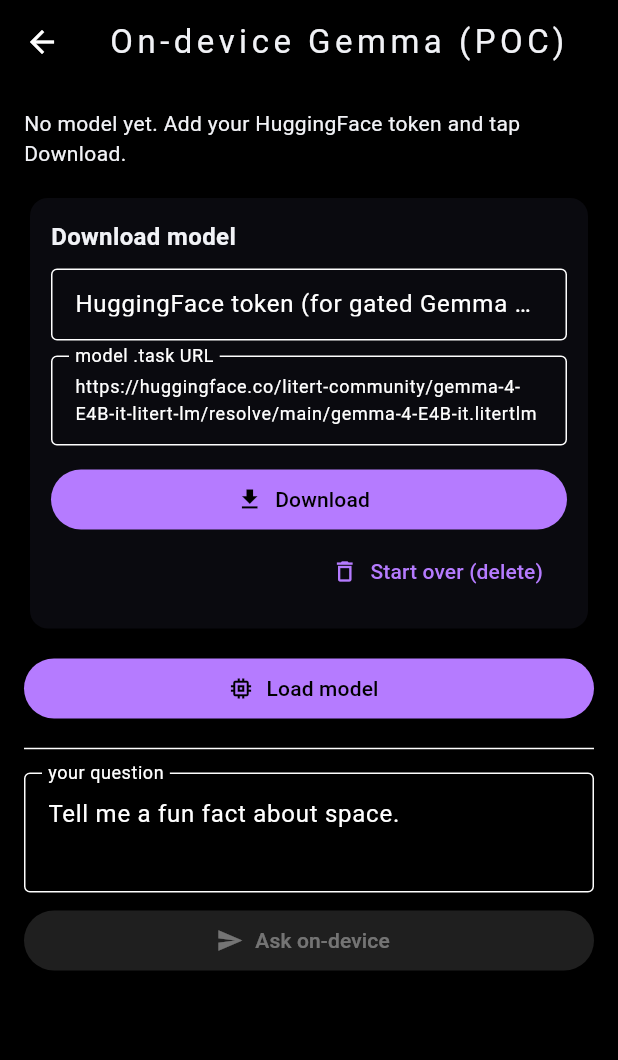
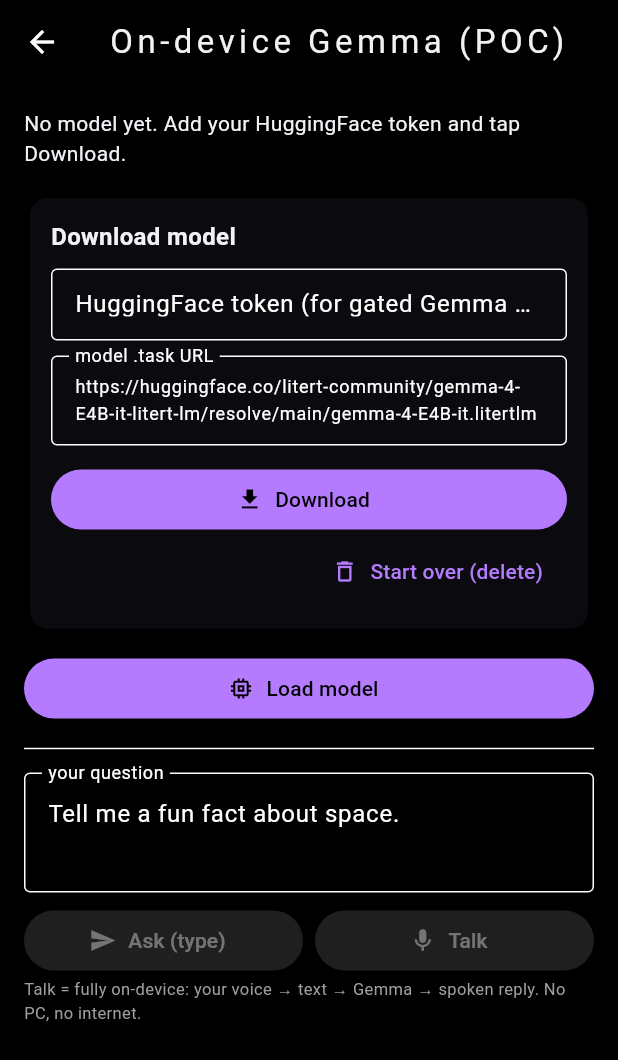
Before and after one commit to Anbarasanraghu/Elder-wand, a Flutter app: the GemmaTestScreen screen opened directly, on a phone screen of 412 x 824 dp. Shown: the top 1060 px of the screen. Run offline on Flutter 3.47's test engine with Material 3 defaults, Android fonts, the phone set to English and light mode, and no system bars; our stand-ins replace audioplayers, dio, flutter_local_notifications, flutter_tts, geolocator, image_picker and 7 more; missing offline and left inert: dart:ffi, flutter_foreground_task, flutter_gemma, flutter_gemma_litertlm, flutter_notification_listener, installed_apps and 3 more; accounts and stored records are empty; Roboto replaces fonts that are missing (NDot).

Commit message:
On-device voice loop: STT + Gemma + TTS, fully PC-free
Add a 'Talk' button to the Gemma POC screen that closes the loop entirely
on the phone: mic -> speech_to_text (on-device STT) -> Gemma (on-device
LLM) -> flutter_tts (on-device TTS spoken reply). No backend, no network,
no PC. Typed 'Ask' also now speaks its answer. Proves the full offline
assistant pipeline before wiring it into the main assistant screen.
flutter analyze clean.

Co-Authored-By: Claude Opus 4.8 (1M context) <noreply@anthropic.com>

```diff
--- a/akeriyan_app/lib/gemma_test_screen.dart
+++ b/akeriyan_app/lib/gemma_test_screen.dart
@@ -1,6 +1,8 @@
 import 'dart:async';
 
 import 'package:flutter/material.dart';
+import 'package:speech_to_text/speech_to_text.dart' as stt;
+import 'package:flutter_tts/flutter_tts.dart';
 
 import 'gemma_service.dart';
 
@@ -20,6 +22,12 @@ class _GemmaTestScreenState extends State<GemmaTestScreen> {
   final _askCtrl =
       TextEditingController(text: 'Tell me a fun fact about space.');
 
+  // On-device speech-to-text + text-to-speech (no PC).
+  final stt.SpeechToText _stt = stt.SpeechToText();
+  final FlutterTts _tts = FlutterTts();
+  bool _sttReady = false;
+  bool _listening = false;
+
   String _status = 'Checking...';
   bool _busy = false;
   bool _ready = false;
@@ -30,7 +38,49 @@ class _GemmaTestScreenState extends State<GemmaTestScreen> {
   void initState() {
     super.initState();
     GemmaService.download.addListener(_onDownload);
+    _tts.setLanguage('en-US');
+    _tts.awaitSpeakCompletion(true);
     _refresh();
+  }
+
+  /// Fully on-device voice turn: mic -> speech_to_text -> Gemma -> flutter_tts.
+  /// No backend, no network, no PC.
+  Future<void> _talk() async {
+    if (!_ready) {
+      setState(() => _status = 'Load the model first.');
+      return;
+    }
+    if (_listening) {
+      await _stt.stop();
+      setState(() => _listening = false);
+      return;
+    }
+    _sttReady = _sttReady || await _stt.initialize();
+    if (!_sttReady) {
+      setState(() => _status = 'Speech recognition unavailable (mic permission?).');
+      return;
+    }
+    setState(() {
+      _listening = true;
+      _answer = '';
+      _status = 'Listening...';
+    });
+    await _stt.listen(
+      onResult: (r) {
+        setState(() => _askCtrl.text = r.recognizedWords);
+        if (r.finalResult) {
+          setState(() {
+            _listening = false;
+            _status = 'Thinking...';
+          });
+          if (r.recognizedWords.trim().isNotEmpty) _ask();
+        }
+      },
+      listenOptions: stt.SpeechListenOptions(
+        listenFor: const Duration(seconds: 30),
+        pauseFor: const Duration(seconds: 3),
+      ),
+    );
   }
 
   void _onDownload() {
@@ -126,9 +176,15 @@ class _GemmaTestScreenState extends State<GemmaTestScreen> {
       }
       final totalMs = DateTime.now().difference(t0).inMilliseconds;
       final tps = tokens / (totalMs / 1000);
-      setState(() => _timing =
-          'first token: ${((firstMs ?? 0) / 1000).toStringAsFixed(2)}s  •  '
-          '$tokens tokens  •  ${tps.toStringAsFixed(1)} tok/s');
+      setState(() {
+        _status = 'Speaking...';
+        _timing =
+            'first token: ${((firstMs ?? 0) / 1000).toStringAsFixed(2)}s  •  '
+            '$tokens tokens  •  ${tps.toStringAsFixed(1)} tok/s';
+      });
+      // Speak the reply on-device (flutter_tts) — the last PC-free piece.
+      if (_answer.trim().isNotEmpty) await _tts.speak(_answer.trim());
+      setState(() => _status = 'Done.');
     } catch (e) {
       setState(() => _answer = 'Error: $e');
     } finally {
@@ -139,6 +195,8 @@ class _GemmaTestScreenState extends State<GemmaTestScreen> {
   @override
   void dispose() {
     GemmaService.download.removeListener(_onDownload);
+    _stt.stop();
+    _tts.stop();
     _urlCtrl.dispose();
     _tokenCtrl.dispose();
     _askCtrl.dispose();
@@ -274,10 +332,32 @@ class _GemmaTestScreenState extends State<GemmaTestScreen> {
             ),
           ),
           const SizedBox(height: 8),
-          FilledButton.icon(
-            onPressed: (_busy || !_ready) ? null : _ask,
-            icon: const Icon(Icons.send),
-            label: const Text('Ask on-device'),
+          Row(
+            children: [
+              Expanded(
+                child: FilledButton.icon(
+                  onPressed: (_busy || !_ready) ? null : _ask,
+                  icon: const Icon(Icons.send),
+                  label: const Text('Ask (type)'),
+                ),
+              ),
+              const SizedBox(width: 8),
+              Expanded(
+                child: FilledButton.icon(
+                  onPressed: !_ready ? null : _talk,
+                  style: FilledButton.styleFrom(
+                      backgroundColor:
+                          _listening ? Colors.red : null),
+                  icon: Icon(_listening ? Icons.stop : Icons.mic),
+                  label: Text(_listening ? 'Listening' : 'Talk'),
+                ),
+              ),
+            ],
+          ),
+          const Text(
+            'Talk = fully on-device: your voice → text → Gemma → spoken reply. '
+            'No PC, no internet.',
+            style: TextStyle(fontSize: 11, color: Colors.grey),
           ),
           const SizedBox(height: 16),
           if (_answer.isNotEmpty)
```
